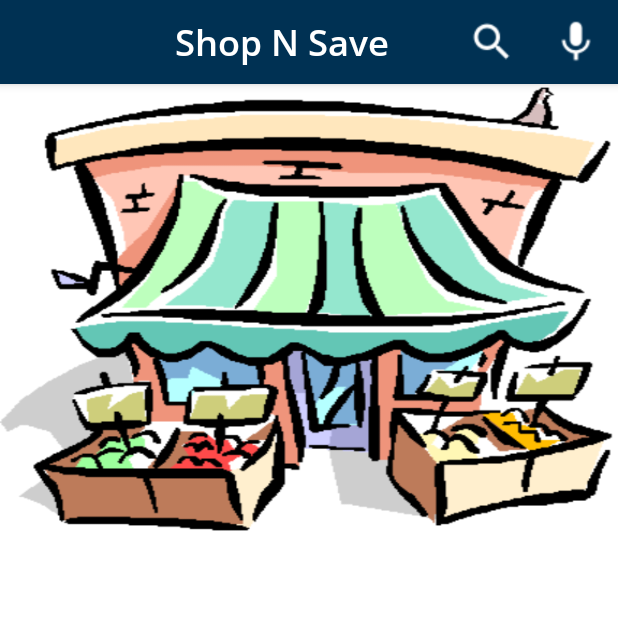
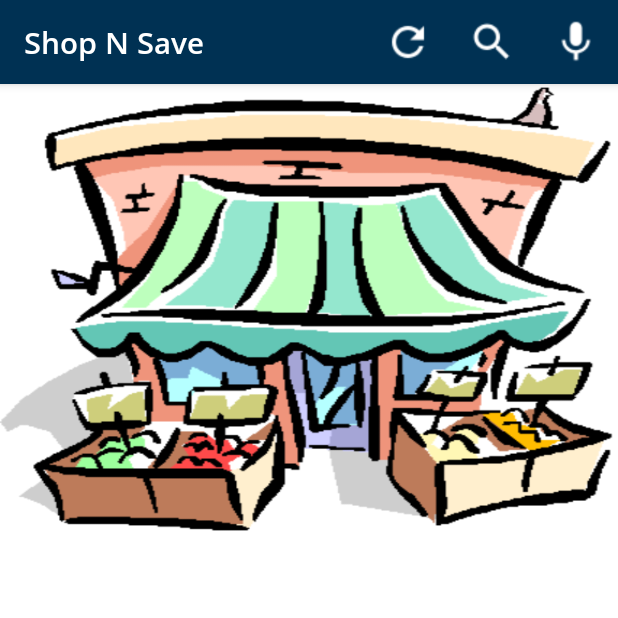
Before and after one commit to jaysolanki46/DealsWheels, an Android app: the screen it shows after launch (CategoryActivity), on a phone screen of 412 x 824 dp, the top half of it. Run offline under Robolectric (Android 15) with nearby library versions, the phone set to English and light mode, and no system bars; 3 statements that could not run were skipped.

Commit message:
Refresh functionality

```diff
--- a/app/src/main/java/com/example/jayso/shopnsave/CategoryActivity.java
+++ b/app/src/main/java/com/example/jayso/shopnsave/CategoryActivity.java
@@ -85,8 +85,9 @@ public class CategoryActivity extends AppCompatActivity {
         SEARCH_FLAG = true;
 
         //Header
-        getSupportActionBar().setDisplayOptions(ActionBar.DISPLAY_SHOW_CUSTOM);
-        getSupportActionBar().setCustomView(R.layout.title_shop_n_save);
+        //getSupportActionBar().setDisplayOptions(ActionBar.DISPLAY_SHOW_CUSTOM);
+        //getSupportActionBar().setCustomView(R.layout.title_shop_n_save);
+        getSupportActionBar().setTitle("Shop N Save");
 
         // get from database
         categories = getcategories("all");
@@ -114,7 +115,8 @@ public class CategoryActivity extends AppCompatActivity {
         searchView.setOnQueryTextListener(new SearchView.OnQueryTextListener() {
             @Override
             public boolean onQueryTextSubmit(String query) {
-                return false;
+                search(query);
+                return true;
             }
 
             @Override
@@ -137,6 +139,9 @@ public class CategoryActivity extends AppCompatActivity {
         switch (item.getItemId()) {
             case R.id.voice_bar_id:
                 getMic();
+                return true;
+            case R.id.refresh_id:
+                search("all");
                 return true;
         }
         return super.onOptionsItemSelected(item);
--- a/app/src/main/java/com/example/jayso/shopnsave/ProductActivity.java
+++ b/app/src/main/java/com/example/jayso/shopnsave/ProductActivity.java
@@ -46,6 +46,9 @@ public class ProductActivity extends AppCompatActivity {
                 return true;
             case R.id.voice_bar_id:
                 getMic();
+                return true;
+            case R.id.refresh_id:
+                search("all");
                 return true;
             default:
                 return super.onOptionsItemSelected(item);
@@ -214,7 +217,8 @@ public class ProductActivity extends AppCompatActivity {
         searchView.setOnQueryTextListener(new SearchView.OnQueryTextListener() {
             @Override
             public boolean onQueryTextSubmit(String query) {
-                return false;
+                search(query);
+                return true;
             }
 
             @Override
--- a/app/src/main/java/com/example/jayso/shopnsave/ProductCategoryActivity.java
+++ b/app/src/main/java/com/example/jayso/shopnsave/ProductCategoryActivity.java
@@ -42,6 +42,9 @@ public class ProductCategoryActivity extends AppCompatActivity {
                 return true;
             case R.id.voice_bar_id:
                 getMic();
+                return true;
+            case R.id.refresh_id:
+                search("all");
                 return true;
             default:
                 return super.onOptionsItemSelected(item);
@@ -147,7 +150,8 @@ public class ProductCategoryActivity extends AppCompatActivity {
         searchView.setOnQueryTextListener(new SearchView.OnQueryTextListener() {
             @Override
             public boolean onQueryTextSubmit(String query) {
-                return false;
+                search(query);
+                return true;
             }
 
             @Override
--- a/app/src/main/res/layout/activity_categories.xml
+++ b/app/src/main/res/layout/activity_categories.xml
@@ -7,27 +7,17 @@
     android:orientation="vertical"
     android:background="@color/colorbackground">
 
-    <!--<LinearLayout-->
-        <!--android:layout_width="match_parent"-->
-        <!--android:layout_height="wrap_content">-->
-
-        <!--<ViewFlipper-->
-            <!--android:id="@+id/view_flipper"-->
-            <!--android:layout_width="match_parent"-->
-            <!--android:layout_height="200dp"-->
-            <!--android:layout_centerHorizontal="true"/>-->
-
-    <!--</LinearLayout>-->
-
     <LinearLayout
         android:layout_width="match_parent"
         android:layout_height="300dp"
         android:background="@drawable/icon_top_static">
     </LinearLayout>
+
     <RelativeLayout
         android:layout_width="match_parent"
         android:layout_height="wrap_content"
-        tools:context=".CategoryActivity">
+        tools:context=".CategoryActivity"
+        android:layout_marginBottom="10dp">
 
         <android.support.v7.widget.RecyclerView
             android:id="@+id/recycler_view"
--- a/app/src/main/res/layout/activity_products.xml
+++ b/app/src/main/res/layout/activity_products.xml
@@ -1,5 +1,5 @@
 <?xml version="1.0" encoding="utf-8"?>
-<LinearLayout xmlns:android="http://schemas.android.com/apk/res/android"
+<RelativeLayout xmlns:android="http://schemas.android.com/apk/res/android"
     xmlns:app="http://schemas.android.com/apk/res-auto"
     xmlns:tools="http://schemas.android.com/tools"
     android:layout_width="match_parent"
@@ -13,4 +13,6 @@
         android:layout_height="wrap_content">
     </android.support.v7.widget.RecyclerView>
 
-</LinearLayout>
+
+
+</RelativeLayout>
--- a/app/src/main/res/menu/activity_search.xml
+++ b/app/src/main/res/menu/activity_search.xml
@@ -2,9 +2,15 @@
 <menu xmlns:android="http://schemas.android.com/apk/res/android"
     xmlns:app="http://schemas.android.com/apk/res-auto">
 
+    <item android:id="@+id/refresh_id"
+        android:icon="@drawable/sharp_refresh_white_18dp"
+        android:title="Refresh"
+        app:showAsAction="ifRoom|collapseActionView">
+    </item>
+
     <item android:id="@+id/search_bar_id"
         android:icon="@drawable/baseline_search_white_18dp"
-        android:title="Search"
+        android:title="Manual Search"
         app:showAsAction="ifRoom|collapseActionView"
         app:actionViewClass="android.support.v7.widget.SearchView">
 
@@ -12,8 +18,7 @@
 
     <item android:id="@+id/voice_bar_id"
         android:icon="@drawable/baseline_mic_white_18dp"
-        android:title="Search"
+        android:title="Voice Search"
         app:showAsAction="ifRoom|collapseActionView">
-
     </item>
 </menu>
```
Also changed, not shown: app/src/main/res/drawable/sharp_refresh_white_18dp.png (added).
